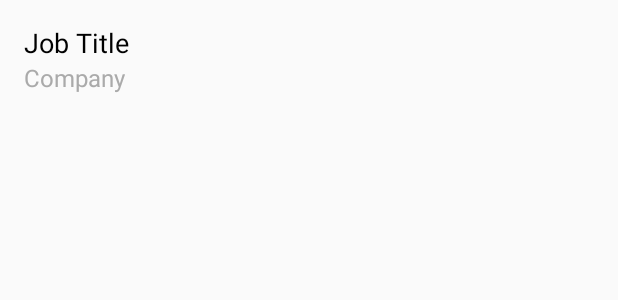
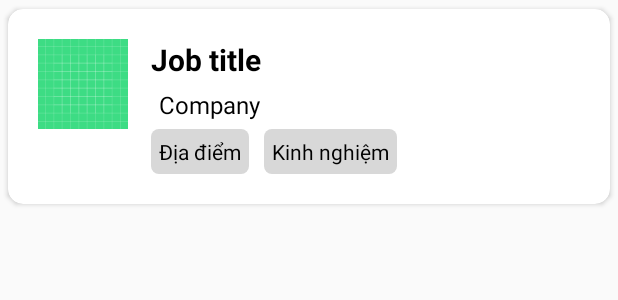
Before and after one commit to TMThaor/finalExam, an Android app: the layout list_item_appliedjob.xml on its own in the app's theme, with its tools: preview values and no code run, on a phone screen of 412 x 824 dp. Shown: the top 300 px of the screen. Run offline under Robolectric (Android 15) with nearby library versions, the phone set to English and light mode, and no system bars.

Commit message:
Sửa lại layout_item cho appliedjob

```diff
--- a/app/src/main/AndroidManifest.xml
+++ b/app/src/main/AndroidManifest.xml
@@ -22,10 +22,10 @@
             android:name=".appliedJob.AppliedJob"
             android:exported="false" />
         <activity
-            android:name=".signin_signup.SignIn"
+            android:name=".mainPage.MainPage"
             android:exported="false" />
         <activity
-            android:name=".mainPage.MainPage"
+            android:name=".signin_signup.SignIn"
             android:exported="true">
             <intent-filter>
                 <action android:name="android.intent.action.MAIN" />
--- a/app/src/main/java/com/example/finalexam/job/JobDetail.java
+++ b/app/src/main/java/com/example/finalexam/job/JobDetail.java
@@ -60,12 +60,13 @@ public class JobDetail extends AppCompatActivity {
             @Override
             public void onClick(View v) {
                 // Lấy userID từ Intent
-                String userId = getIntent().getStringExtra("user_id");
+                String userId = MainPage.getId();
 
                 if (userId != null) {
                     Bundle extras = getIntent().getExtras();
                     if (extras != null) {
-                        String jobId = extras.getString("job_id");
+                        Job job=(Job) extras.get("object_job");
+                        String jobId = job.getJobId();
 
                         // Kiểm tra xem người dùng đã apply công việc này chưa
                         DatabaseReference applyJobRef = FirebaseDatabase.getInstance().getReference("ApplyJob").child(userId).child(jobId);
--- a/app/src/main/res/layout/list_item_appliedjob.xml
+++ b/app/src/main/res/layout/list_item_appliedjob.xml
@@ -1,27 +1,77 @@
 <?xml version="1.0" encoding="utf-8"?>
-<LinearLayout
-    xmlns:android="http://schemas.android.com/apk/res/android"
+<androidx.cardview.widget.CardView xmlns:android="http://schemas.android.com/apk/res/android"
 android:layout_width="match_parent"
 android:layout_height="wrap_content"
-    android:orientation="vertical"
-    android:padding="16dp"
+xmlns:app="http://schemas.android.com/apk/res-auto"
+app:cardCornerRadius="10dp"
 android:clickable="true"
-    android:background="?android:attr/selectableItemBackground">
+android:background="?android:attr/selectableItemBackground"
+app:cardElevation="2dp"
+app:cardUseCompatPadding="true"
+    >
+
+<LinearLayout
+    android:layout_width="match_parent"
+    android:layout_height="wrap_content"
+    android:padding="20dp"
+    android:id="@+id/layoutItem"
+    >
+    <ImageView
+        android:id="@+id/img_company"
+        android:layout_width="60dp"
+        android:layout_height="60dp"
+        android:layout_marginRight="15dp"
+        android:src="@drawable/ic_launcher_background"
+        />
+
+    <LinearLayout
+        android:layout_width="wrap_content"
+        android:layout_height="wrap_content"
+        android:orientation="vertical">
 
         <TextView
             android:id="@+id/text_job_title"
             android:layout_width="wrap_content"
             android:layout_height="wrap_content"
-        android:textSize="18sp"
-        android:textColor="@android:color/black"
-        android:text="Job Title"/>
+            android:textSize="20sp"
+            android:textColor="@color/black"
+            android:text="Job title"
+            android:textStyle="bold"/>
 
         <TextView
             android:id="@+id/text_company"
             android:layout_width="wrap_content"
             android:layout_height="wrap_content"
             android:textSize="16sp"
-        android:textColor="@android:color/darker_gray"
-        android:text="Company"/>
+            android:textColor="@color/black"
+            android:text="Company"
+            android:padding="5dp"/>
+
+        <LinearLayout
+            android:layout_width="wrap_content"
+            android:layout_height="wrap_content">
+
+            <TextView
+                android:id="@+id/text_location"
+                android:layout_width="wrap_content"
+                android:layout_height="wrap_content"
+                android:text="Địa điểm"
+                android:padding="5sp"
+                android:layout_marginRight="10sp"
+                android:background="@drawable/custom_textview"
+                android:textColor="@color/black"/>
+
+            <TextView
+                android:id="@+id/text_exp"
+                android:layout_width="wrap_content"
+                android:layout_height="wrap_content"
+                android:text="Kinh nghiệm"
+                android:padding="5sp"
+                android:background="@drawable/custom_textview"
+                android:textColor="@color/black"/>/>
+        </LinearLayout>
 
     </LinearLayout>
+</LinearLayout>
+
+</androidx.cardview.widget.CardView>
```
Also changed, not shown: app/src/main/java/com/example/finalexam/appliedJob/AppliedJob.java (+5 -11 lines), app/src/main/java/com/example/finalexam/appliedJob/adapter/AppliedJobAdapter.java (+8 -2 lines). Lines whose indentation alone changed are shown as unchanged.
